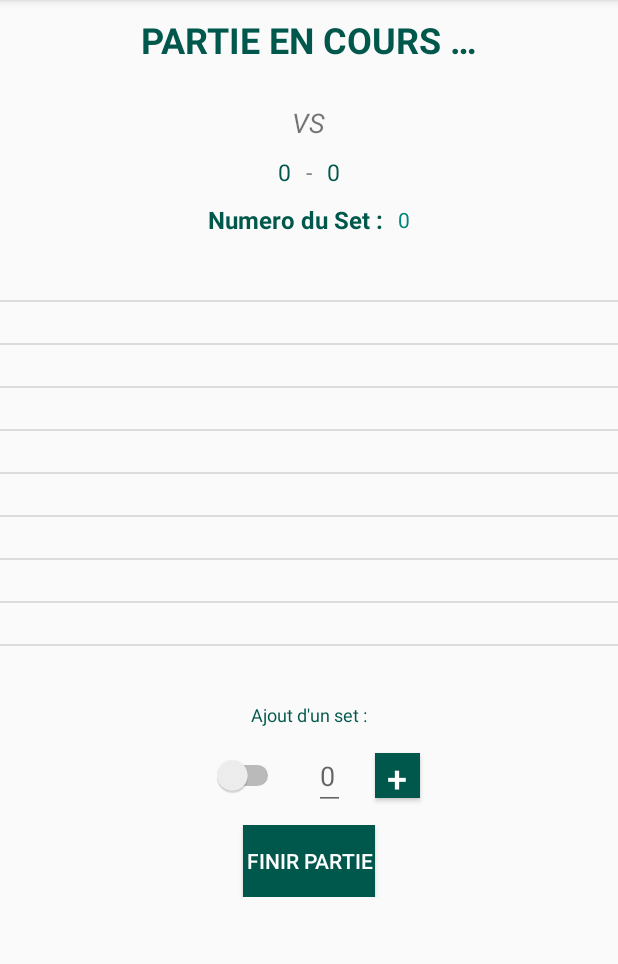
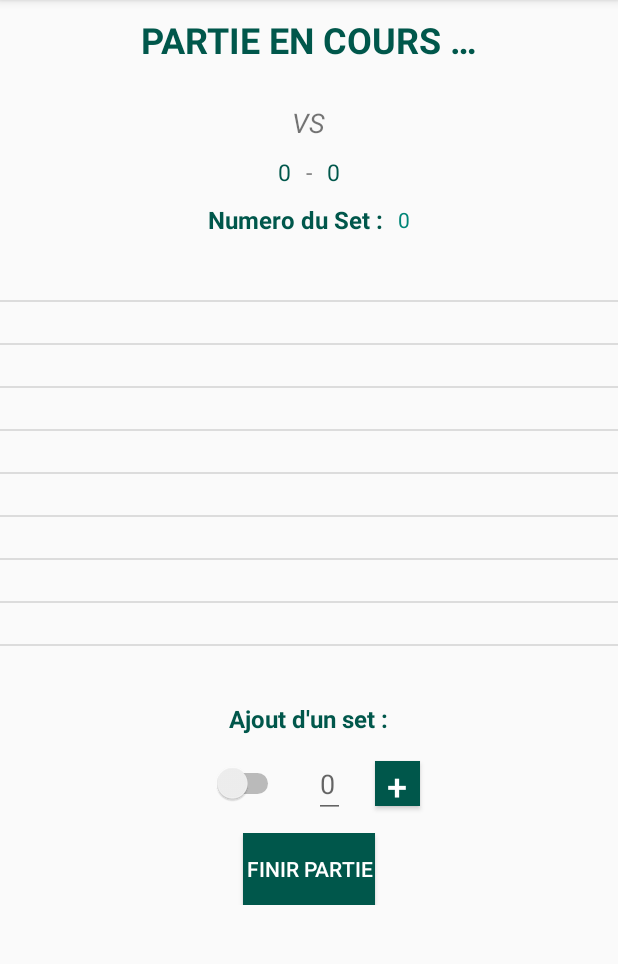
Before and after one commit to Nicolaspdm/Android-Project, an Android app: the NewGame12 screen opened directly, with no data from a screen before it, on a phone screen of 412 x 824 dp, the part 84-1048 px from its top. Run offline under Robolectric (Android 15) with nearby library versions, the light colour scheme and no system bars.

Commit message:
finition minutie

```diff
--- a/app/src/main/res/layout/activity_new_game1.xml
+++ b/app/src/main/res/layout/activity_new_game1.xml
@@ -247,7 +247,7 @@
             android:layout_height="wrap_content"
             android:orientation="horizontal"
             android:gravity="center"
-            android:layout_marginTop="40dp">
+            android:layout_marginTop="20dp">
 
              <Button
                  android:id="@+id/btn_start"
--- a/app/src/main/res/layout/activity_new_game12.xml
+++ b/app/src/main/res/layout/activity_new_game12.xml
@@ -185,7 +185,8 @@
                 android:layout_width="wrap_content"
                 android:layout_height="wrap_content"
                 android:text="@string/titre_ajoutset_ng12"
-                android:textSize="12dp"
+                android:textSize="16dp"
+                android:textStyle="bold"
                 android:textColor="@color/colorPrimaryDark"/>
 
         </LinearLayout>
```
